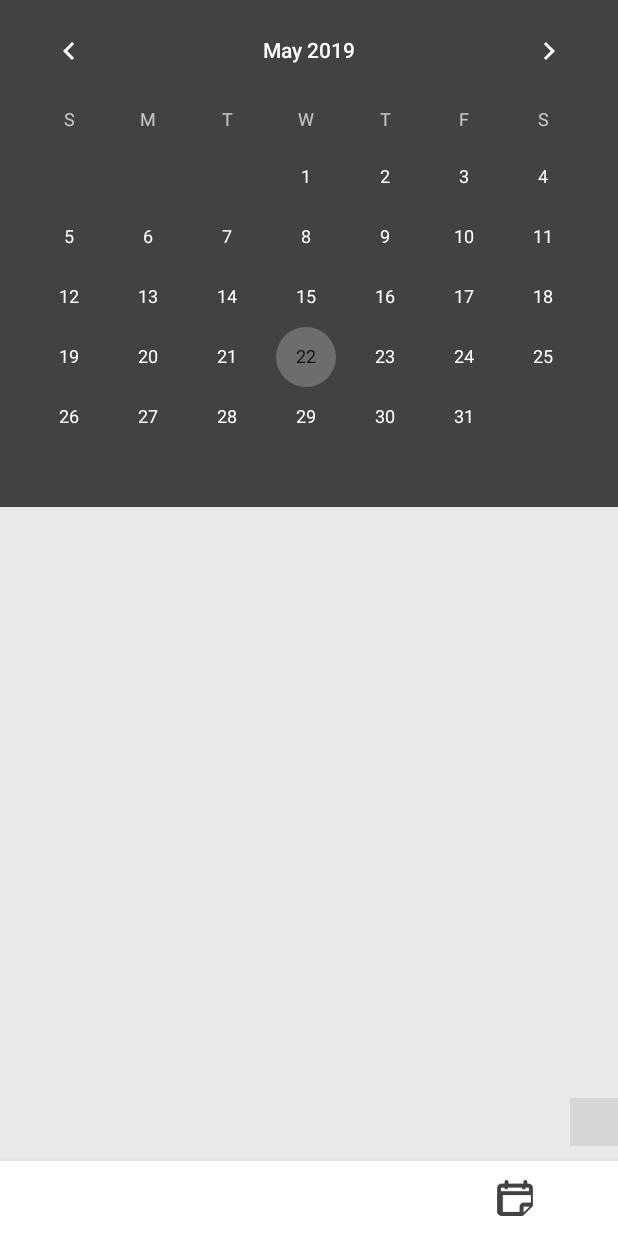
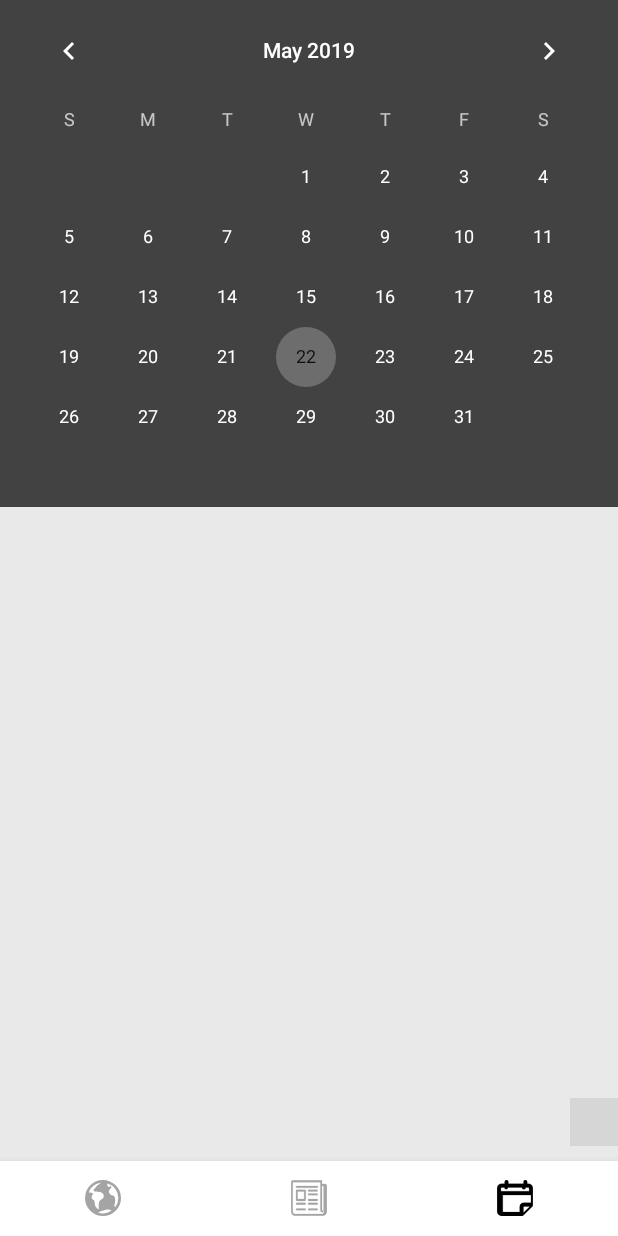
Before and after one commit to Floatjitsu/S-APP, an Android app: the screen it shows after launch once a user with an empty profile is signed in (MainActivity), item 3 of the bottom bar chosen, on a phone screen of 412 x 824 dp. Run offline under Robolectric (Android 15) with nearby library versions, the phone set to English and light mode, and no system bars; our stand-ins replace Firebase (no records; nobody signed in at launch, a user with empty details on screens opened directly); libraries missing offline, so code that uses them is left out: com.leinardi.android, com.leocardz.link; plain views replace SpeedDialView; pictures from the network do not load; 4 statements that could not run were skipped; grey boxes are pictures that could not be loaded.

Commit message:
changed color of unchecked and checked items in main activity

```diff
--- /dev/null
+++ b/app/src/main/res/drawable/selector_item_foreground.xml
@@ -0,0 +1,5 @@
+<?xml version="1.0" encoding="utf-8"?>
+<selector xmlns:android="http://schemas.android.com/apk/res/android">
+    <item android:state_checked="true" android:color="@color/bgColor"/>
+    <item android:color="@color/colorSecondaryLight" />
+</selector>
--- a/app/src/main/res/layout/activity_main.xml
+++ b/app/src/main/res/layout/activity_main.xml
@@ -37,6 +37,7 @@
         app:layout_constraintLeft_toLeftOf="parent"
         app:layout_constraintRight_toRightOf="parent"
         app:menu="@menu/navigation"
-        app:labelVisibilityMode="unlabeled"/>
+        app:labelVisibilityMode="unlabeled"
+        app:itemIconTint="@drawable/selector_item_foreground" />
 
 </android.support.constraint.ConstraintLayout>
```
